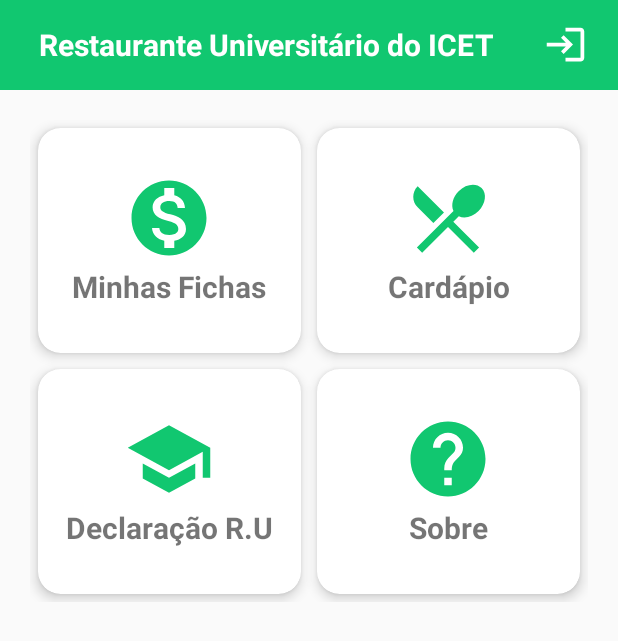
After one commit to assuncaofelipe/RU, an Android app: the MenuActivity screen opened directly, with no data from a screen before it, on a phone screen of 412 x 824 dp. The commit adds this screen. Shown: the top 641 px of the screen. Run offline under Robolectric (Android 15) with nearby library versions, the phone set to English and light mode, and no system bars; our stand-ins replace Firebase (no records; nobody signed in at launch, a user with empty details on screens opened directly).

Commit message:
criação tela Declaração R.U

```diff
--- /dev/null
+++ b/app/src/main/java/com/assuncao/ru/MenuActivity.kt
@@ -0,0 +1,64 @@
+package com.assuncao.ru
+
+import android.content.Intent
+import android.os.Bundle
+import android.widget.Button
+import android.widget.ImageView
+import androidx.appcompat.app.AppCompatActivity
+import com.google.firebase.auth.FirebaseAuth
+import java.util.*
+
+class MenuActivity : AppCompatActivity() {
+
+    private var mAuth: FirebaseAuth? = null
+    private val mAuthStateListener: FirebaseAuth.AuthStateListener? = null
+
+    override fun onCreate(savedInstanceState: Bundle?) {
+        super.onCreate(savedInstanceState)
+        setContentView(R.layout.activity_menu)
+
+        clickListener()
+
+        // saindo do apk0
+        val btnLogout = findViewById<Button>(R.id.btn_sair)
+        btnLogout.setOnClickListener {
+            logout()
+        }
+    }
+
+    private fun logout() {
+        mAuth?.signOut()
+        startActivity(Intent(this, LoginActivity::class.java))
+    }
+
+    private fun clickListener() {
+        var imageFichas = findViewById<ImageView>(R.id.ivFichas)
+        var imageDeclaracao = findViewById<ImageView>(R.id.ivdeclaracao)
+
+        imageFichas.setOnClickListener {
+            openFichasActivity()
+        }
+
+        imageDeclaracao.setOnClickListener{
+            openTelaDeclaracao()
+        }
+    }
+
+    private fun openFichasActivity() {
+        val intent = Intent(this, PassFoodActivity::class.java)
+        startActivity(intent)
+    }
+
+    fun openCardapioActivity() {
+
+    }
+
+    private fun openTelaDeclaracao() {
+        val intent = Intent(this, DeclaracaoQRcode::class.java)
+        startActivity(intent)
+    }
+
+    fun sobre() {
+
+    }
+}
--- a/app/src/main/java/com/assuncao/ru/SplashScreen.kt
+++ b/app/src/main/java/com/assuncao/ru/SplashScreen.kt
@@ -1,14 +1,19 @@
 package com.assuncao.ru
 
+import android.annotation.SuppressLint
 import android.content.Intent
 import androidx.appcompat.app.AppCompatActivity
 import android.os.Bundle
 import android.os.Handler
 
+@SuppressLint("CustomSplashScreen")
 class SplashScreen : AppCompatActivity() {
     override fun onCreate(savedInstanceState: Bundle?) {
         super.onCreate(savedInstanceState)
         setContentView(R.layout.activity_splash_screen)
+
+
+
         Handler().postDelayed({
             startActivity(Intent(this, LoginActivity::class.java))
             finish()
--- a/app/src/main/res/layout/activity_login.xml
+++ b/app/src/main/res/layout/activity_login.xml
@@ -95,6 +95,7 @@
         app:layout_constraintStart_toStartOf="parent"
         app:layout_constraintTop_toBottomOf="@+id/ckb_mostrar_senha" />
 
+    <!--
     <Button
         android:id="@+id/btn_registro"
         android:layout_width="300dp"
@@ -107,6 +108,6 @@
         app:layout_constraintEnd_toEndOf="parent"
         app:layout_constraintHorizontal_bias="0.495"
         app:layout_constraintStart_toStartOf="parent"
-        app:layout_constraintTop_toBottomOf="@+id/btnLogin" />
+        app:layout_constraintTop_toBottomOf="@+id/btnLogin" /> -->
 
 </androidx.constraintlayout.widget.ConstraintLayout>
--- /dev/null
+++ b/app/src/main/res/layout/activity_menu.xml
@@ -0,0 +1,191 @@
+<?xml version="1.0" encoding="utf-8"?>
+<androidx.constraintlayout.widget.ConstraintLayout xmlns:android="http://schemas.android.com/apk/res/android"
+    xmlns:app="http://schemas.android.com/apk/res-auto"
+    xmlns:tools="http://schemas.android.com/tools"
+    android:layout_width="match_parent"
+    android:layout_height="match_parent"
+    tools:context=".MenuActivity">
+
+    <androidx.appcompat.widget.Toolbar
+        android:id="@+id/toolbar"
+        android:layout_width="match_parent"
+        android:layout_height="60dp"
+        android:background="@color/cor_verde"
+        tools:ignore="MissingConstraints"
+        tools:layout_editor_absoluteX="49dp"
+        tools:layout_editor_absoluteY="0dp">
+
+        <TextView
+            android:id="@+id/custom_title"
+            android:layout_width="wrap_content"
+            android:layout_height="wrap_content"
+            android:paddingStart="10dp"
+            android:text="@string/txt_menu"
+            android:textColor="#FFF"
+            android:textSize="20sp"
+            android:textStyle="bold"
+            tools:ignore="RtlSymmetry" />
+
+        <Button
+            android:id="@+id/btn_sair"
+            android:layout_width="30dp"
+            android:layout_height="30dp"
+            android:layout_gravity="right"
+            android:layout_marginEnd="20dp"
+            android:background="@drawable/ic_logout_toolbar"
+            tools:ignore="RtlHardcoded,SpeakableTextPresentCheck,TouchTargetSizeCheck"
+            tools:layout_editor_absoluteX="371dp"
+            tools:layout_editor_absoluteY="13dp" />
+    </androidx.appcompat.widget.Toolbar>
+
+
+    <androidx.gridlayout.widget.GridLayout
+        android:id="@+id/gridLayout"
+        android:layout_width="match_parent"
+        android:layout_height="wrap_content"
+        android:layout_margin="20dp"
+        app:alignmentMode="alignMargins"
+        app:columnCount="2"
+        app:columnOrderPreserved="false"
+        app:layout_constraintTop_toBottomOf="@+id/toolbar"
+        tools:layout_editor_absoluteX="20dp">
+
+        <androidx.cardview.widget.CardView
+            android:id="@+id/crdFichas"
+            android:layout_width="50dp"
+            android:layout_height="150dp"
+            android:layout_margin="5dp"
+            app:cardCornerRadius="15dp"
+            app:cardElevation="5dp"
+            app:layout_columnWeight="1"
+            app:layout_rowWeight="1">
+
+            <LinearLayout
+                android:layout_width="match_parent"
+                android:layout_height="match_parent"
+                android:gravity="center"
+                android:orientation="vertical"
+                android:padding="16dp">
+
+                <ImageView
+                    android:id="@+id/ivFichas"
+                    android:layout_width="60dp"
+                    android:layout_height="60dp"
+                    android:background="@drawable/ic_ficha_money"
+                    tools:ignore="SpeakableTextPresentCheck" />
+
+                <TextView
+                    android:layout_width="wrap_content"
+                    android:layout_height="wrap_content"
+                    android:layout_marginTop="2dp"
+                    android:gravity="center"
+                    android:text="Minhas Fichas"
+                    android:textSize="20sp"
+                    android:textStyle="bold" />
+            </LinearLayout>
+        </androidx.cardview.widget.CardView>
+
+        <androidx.cardview.widget.CardView
+            android:id="@+id/crdCardapio"
+            android:layout_width="50dp"
+            android:layout_height="150dp"
+            android:layout_margin="5dp"
+            app:cardCornerRadius="15dp"
+            app:cardElevation="5dp"
+            app:layout_columnWeight="1"
+            app:layout_rowWeight="1">
+
+            <LinearLayout
+                android:layout_width="match_parent"
+                android:layout_height="match_parent"
+                android:gravity="center"
+                android:orientation="vertical"
+                android:padding="16dp">
+
+                <androidx.appcompat.widget.AppCompatButton
+                    android:id="@+id/btn_cardapio"
+                    android:layout_width="60dp"
+                    android:layout_height="60dp"
+                    android:background="@drawable/ic_talher"
+                    tools:ignore="SpeakableTextPresentCheck" />
+
+                <TextView
+                    android:layout_width="wrap_content"
+                    android:layout_height="wrap_content"
+                    android:layout_marginTop="2dp"
+                    android:gravity="center"
+                    android:text="Cardápio"
+                    android:textSize="20sp"
+                    android:textStyle="bold" />
+            </LinearLayout>
+        </androidx.cardview.widget.CardView>
+
+        <androidx.cardview.widget.CardView
+            android:layout_width="50dp"
+            android:layout_height="150dp"
+            android:layout_margin="5dp"
+            app:cardCornerRadius="15dp"
+            app:cardElevation="5dp"
+            app:layout_columnWeight="1"
+            app:layout_rowWeight="1">
+
+            <LinearLayout
+                android:layout_width="match_parent"
+                android:layout_height="match_parent"
+                android:gravity="center"
+                android:orientation="vertical"
+                android:padding="16dp">
+
+                <ImageView
+                    android:id="@+id/ivdeclaracao"
+                    android:layout_width="60dp"
+                    android:layout_height="60dp"
+                    android:background="@drawable/ic_school_focused" />
+
+                <TextView
+                    android:layout_width="wrap_content"
+                    android:layout_height="wrap_content"
+                    android:layout_marginTop="2dp"
+                    android:gravity="center"
+                    android:text="Declaração R.U"
+
+                    android:textSize="20sp"
+                    android:textStyle="bold" />
+            </LinearLayout>
+        </androidx.cardview.widget.CardView>
+
+        <androidx.cardview.widget.CardView
+            android:layout_width="50dp"
+            android:layout_height="150dp"
+            android:layout_margin="5dp"
+            app:cardCornerRadius="15dp"
+            app:cardElevation="5dp"
+            app:layout_columnWeight="1"
+            app:layout_rowWeight="1">
+
+            <LinearLayout
+                android:layout_width="match_parent"
+                android:layout_height="match_parent"
+                android:gravity="center"
+                android:orientation="vertical"
+                android:padding="16dp">
+
+                <ImageView
+                    android:id="@+id/btn_sobre"
+                    android:layout_width="60dp"
+                    android:layout_height="60dp"
+                    android:background="@drawable/ic_about" />
+
+                <TextView
+                    android:layout_width="wrap_content"
+                    android:layout_height="wrap_content"
+                    android:layout_marginTop="2dp"
+                    android:gravity="center"
+                    android:text="Sobre"
+                    android:textSize="20sp"
+                    android:textStyle="bold" />
+            </LinearLayout>
+        </androidx.cardview.widget.CardView>
+    </androidx.gridlayout.widget.GridLayout>
+
+</androidx.constraintlayout.widget.ConstraintLayout>
--- a/app/src/main/res/values/strings.xml
+++ b/app/src/main/res/values/strings.xml
@@ -1,6 +1,6 @@
 <resources>
 
-    <string name="app_name">Meu RU</string>
+    <string name="app_name">Meu RU Kotlin</string>
     <string name="splash_screen">Splash Screen</string>
     <string name="txtLogin">Login</string>
     <string name="txtBemVindo">Bem vindo</string>
--- a/build.gradle
+++ b/build.gradle
@@ -1,4 +1,8 @@
-// Top-level build file where you can add configuration options common to all sub-projects/modules.
+buildscript {
+    dependencies {
+        classpath 'com.google.gms:google-services:4.3.13'
+    }
+}// Top-level build file where you can add configuration options common to all sub-projects/modules.
 plugins {
     id 'com.android.application' version '7.2.1' apply false
     id 'com.android.library' version '7.2.1' apply false
```
Also changed, not shown: app/build.gradle (+8 -1 lines), app/src/main/AndroidManifest.xml (+24 -2 lines), app/src/main/java/com/assuncao/ru/DeclaracaoQRcode.kt (added, +29 -0 lines), app/src/main/java/com/assuncao/ru/LoginActivity.kt (+55 -1 lines), app/src/main/java/com/assuncao/ru/PassFoodActivity.kt (added, +11 -0 lines), app/src/main/res/layout/activity_declaracao_qrcode.xml (added, +47 -0 lines), app/src/main/res/layout/activity_pass_food.xml (added, +9 -0 lines), app/src/main/res/drawable/qrcodigo.png (added).
